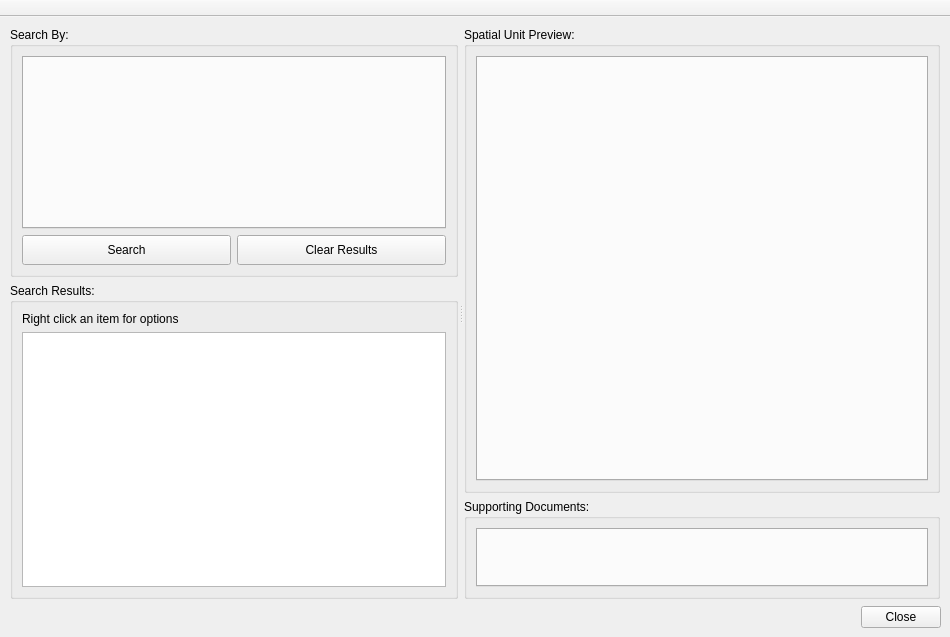
First picture: the form in ui/ui_view_str.ui, repository gltn/stdm, before the edit.
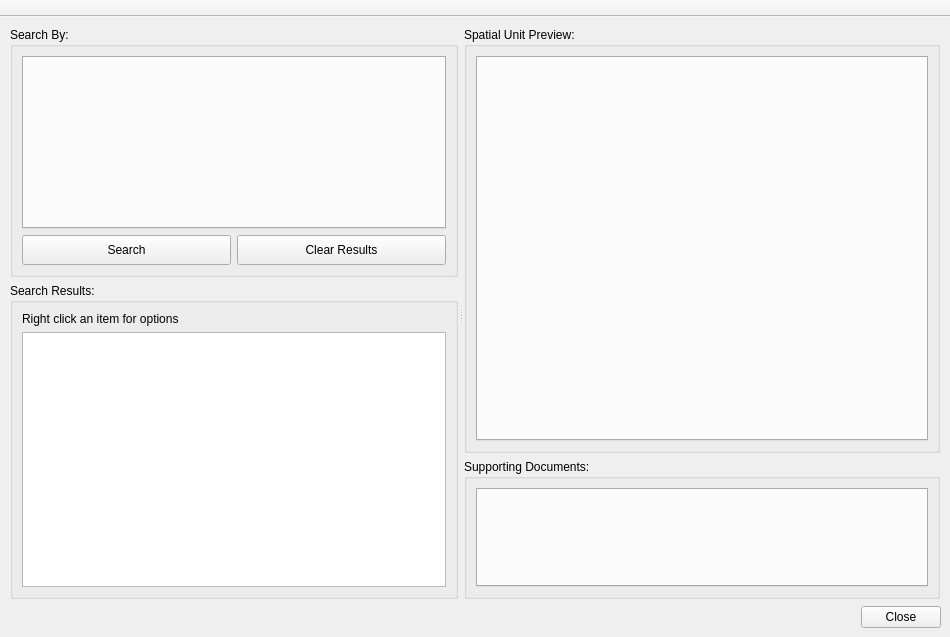
Second picture: the form after the edit. Icons and pictures are not drawn. Custom widgets are drawn as their Qt base class.

```diff
--- a/ui/ui_view_str.ui
+++ b/ui/ui_view_str.ui
@@ -166,7 +166,7 @@
           <property name="minimumSize">
            <size>
             <width>0</width>
-            <height>100</height>
+            <height>140</height>
            </size>
           </property>
           <property name="maximumSize">
```
